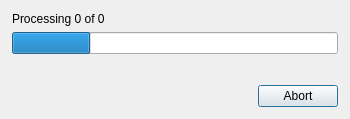
First picture: the form in src/designer/processdialog.ui, repository dnkorpushov/libro2, before the edit.
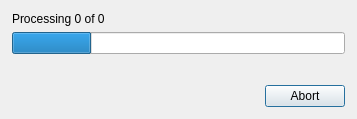
Second picture: the form after the edit.

The edit to the form file:
```diff
--- a/src/designer/processdialog.ui
+++ b/src/designer/processdialog.ui
@@ -6,7 +6,7 @@
    <rect>
     <x>0</x>
     <y>0</y>
-    <width>350</width>
+    <width>357</width>
     <height>119</height>
    </rect>
   </property>
```
